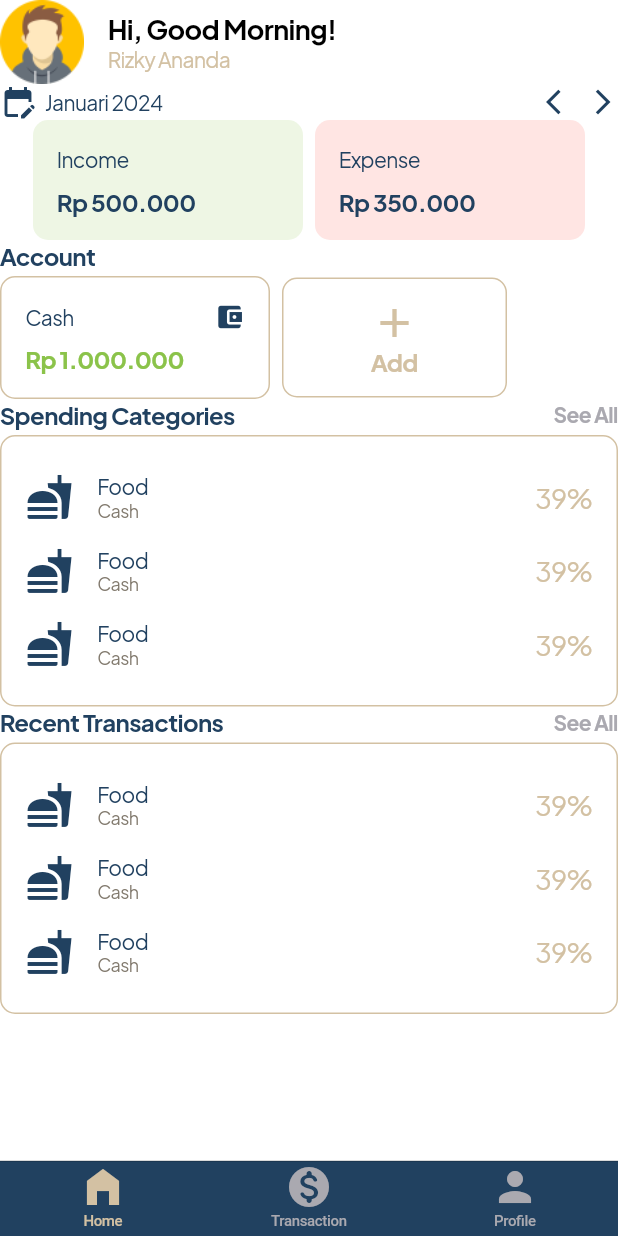
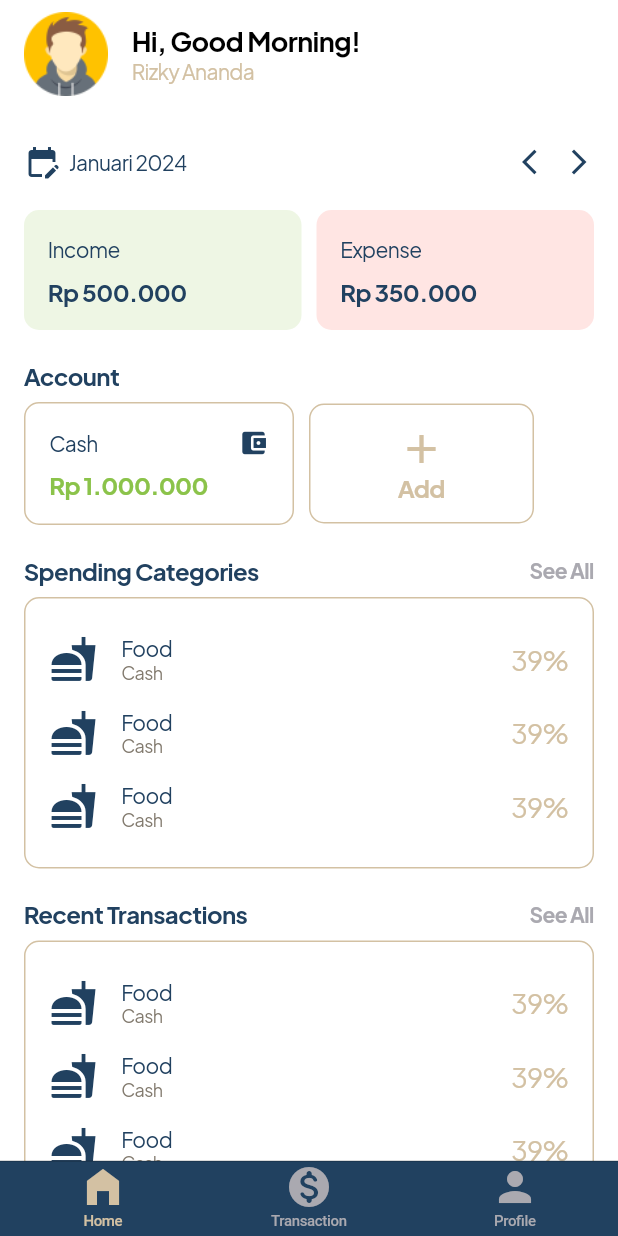
Before and after one commit to ekyrizky/savvy-stash, a Flutter app: the screen it shows after launch, on a phone screen of 412 x 824 dp. Run offline on Flutter 3.47's test engine with Material 3 defaults, Android fonts, the phone set to English and light mode, and no system bars; our stand-ins replace get, google_fonts.

Commit message:
home layout: padding

```diff
--- a/lib/presentation/components/molecules/account_card_molecule.dart
+++ b/lib/presentation/components/molecules/account_card_molecule.dart
@@ -23,7 +23,7 @@ class AccountCardMolecule extends StatelessWidget {
             icon: Icons.account_balance_wallet,
             border: Border.all(color: AppColors.kSecondaryColor),
           ),
-          const SizedBox(width: 8),
+          const SizedBox(width: 10),
           ActionCardAtom(
             text: 'Add',
             icon: Icons.add,
--- a/lib/presentation/components/molecules/balance_card_molecule.dart
+++ b/lib/presentation/components/molecules/balance_card_molecule.dart
@@ -10,16 +10,20 @@ class BalanceCardMolecule extends StatelessWidget {
     return Row(
       mainAxisAlignment: MainAxisAlignment.center,
       children: [
-        BalanceCardAtom(
+        Expanded(
+          child: BalanceCardAtom(
             title: 'Income',
             value: 'Rp 500.000',
             cardColor: AppColors.kGreenColor.withOpacity(0.15),
           ),
-        const SizedBox(width: 8),
-        BalanceCardAtom(
+        ),
+        const SizedBox(width: 10),
+        Expanded(
+          child: BalanceCardAtom(
             title: 'Expense',
             value: 'Rp 350.000',
             cardColor: AppColors.kRedColor.withOpacity(0.15),
+          ),
         ),
       ],
     );
--- a/lib/presentation/components/organisms/account_organism.dart
+++ b/lib/presentation/components/organisms/account_organism.dart
@@ -13,7 +13,7 @@ class AccountOrganism extends StatelessWidget {
       crossAxisAlignment: CrossAxisAlignment.start,
       children: [
         SectionTitleAtom(title: 'Account'),
-        const SizedBox(height: 4),
+        const SizedBox(height: 8),
         AccountCardMolecule(onClick: onClick)
       ],
     );
--- a/lib/presentation/components/organisms/transaction_card_organism.dart
+++ b/lib/presentation/components/organisms/transaction_card_organism.dart
@@ -24,7 +24,7 @@ class TransactionCardOrganism extends StatelessWidget {
           actionText: actionText,
           onClick: onActionClick,
         ),
-        const SizedBox(height: 4),
+        const SizedBox(height: 8),
         Container(
           padding: EdgeInsets.all(16),
           decoration: BoxDecoration(
--- a/lib/presentation/pages/home_page.dart
+++ b/lib/presentation/pages/home_page.dart
@@ -12,9 +12,12 @@ class HomePage extends StatelessWidget {
   Widget build(BuildContext context) {
     return SafeArea(
       child: SingleChildScrollView(
+        child: Padding(
+          padding: EdgeInsets.symmetric(horizontal: 16, vertical: 8),
           child: Column(
             children: [
               ProfileHeaderMolecule(),
+              SizedBox(height: 32),
               CalendarMolecule(
                 onCalendarClick: () {
                   print('calendar click');
@@ -26,12 +29,15 @@ class HomePage extends StatelessWidget {
                   print('prev click');
                 },
               ),
+              SizedBox(height: 20),
               BalanceCardMolecule(),
+              SizedBox(height: 20),
               AccountOrganism(
                 onClick: () {
                   print('add account click');
                 },
               ),
+              SizedBox(height: 20),
               TransactionCardOrganism(
                 title: 'Spending Categories',
                 actionText: 'See All',
@@ -39,6 +45,7 @@ class HomePage extends StatelessWidget {
                   print('see all spending click');
                 },
               ),
+              SizedBox(height: 20),
               TransactionCardOrganism(
                 title: 'Recent Transactions',
                 actionText: 'See All',
@@ -49,6 +56,7 @@ class HomePage extends StatelessWidget {
             ],
           ),
         ),
+      ),
     );
   }
 }
```
Lines whose indentation alone changed are shown as unchanged.
